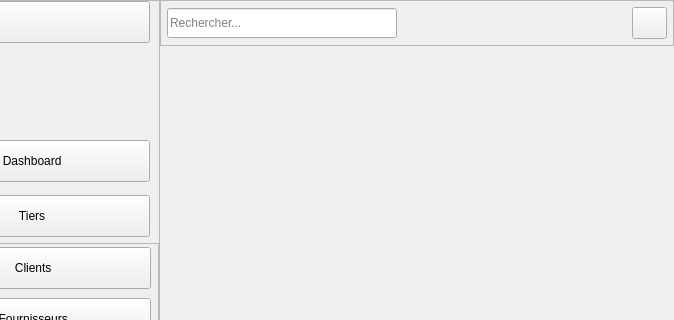
First picture: the form in modules/table_de_bord/menu/dashboard_menu.ui, repository lak-barmajyat/AZENZ-Commercial, before the edit; both pictures show x 90 to 764 and y 0 to 320 of the 764 by 893 pixel window.
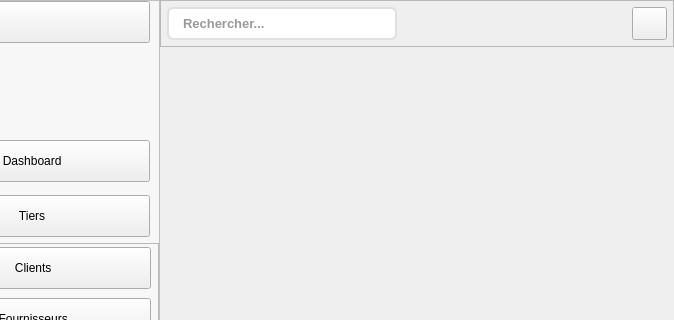
Second picture: the form after the edit. Icons and pictures are not drawn.

Patch:
```diff
--- a/modules/table_de_bord/menu/dashboard_menu.ui
+++ b/modules/table_de_bord/menu/dashboard_menu.ui
@@ -14,7 +14,704 @@
    <string>MainWindow</string>
   </property>
   <property name="styleSheet">
-   <string notr="true"/>
+   <string notr="true">/* ==== AUTO-SYNCED QSS START (managed by theme/sync_qss.py) ==== */
+/* ===================================================================== *
+ * AZENZ - Global base style sheet                                       *
+ * Single source of truth for all windows.                               *
+ * Class-based for QFrame/QLabel; element-level for shared controls.     *
+ * ===================================================================== */
+
+#Background {
+    background-color: #F8F9FB;
+}
+
+/* ===================================================================== *
+ * Labels - class based (no global QLabel rule)                          *
+ * ===================================================================== */
+QLabel[class="label"] {
+    color: #333333;
+    border: none;
+    background-color: transparent;
+    font-family: "Inter", "Tajawal";
+    font-size: 13px;
+    font-weight: 500;
+}
+
+QLabel[class="field-label"] {
+    color: #434655;
+    background: transparent;
+    border: none;
+    font-family: "Inter", "Tajawal";
+    font-size: 11px;
+    font-weight: 600;
+    text-transform: uppercase;
+}
+
+QLabel[class="title"] {
+    color: #191c1e;
+    background: transparent;
+    border: none;
+    font-family: "Inter", "Tajawal";
+    font-size: 28px;
+    font-weight: 700;
+}
+
+QLabel[class="subtitle"] {
+    color: #6b7280;
+    background: transparent;
+    border: none;
+    font-family: "Inter", "Tajawal";
+    font-size: 14px;
+    font-weight: 400;
+}
+
+QLabel[class="label-muted"] {
+    color: rgb(154, 153, 150);
+    background: transparent;
+    border: none;
+    font-family: "Inter", "Tajawal";
+    font-size: 12px;
+    font-weight: 400;
+}
+
+QLabel[class="section-title"] {
+    color: #191c1e;
+    background: transparent;
+    border: none;
+    font-family: "Inter", "Tajawal";
+    font-size: 18px;
+    font-weight: 600;
+}
+
+QLabel[class="separator"] {
+    background-color: rgba(195, 197, 216, 0.5);
+    border: none;
+    height: 1px;
+}
+
+QLabel[class="separator-dashed"] {
+    background-color: transparent;
+    border-top: 1px dashed #d9dde7;
+    min-height: 1px;
+    max-height: 1px;
+}
+
+/* QLineEdit has Icon */
+QLineEdit[class="icon-lineedit"] {
+    background-color: #ffffff;
+    border: 2px solid #e0e0e0;
+    border-radius: 6px;
+    padding: 6px;
+    color: #333333;
+    
+    selection-background-color: #0051df; 
+    selection-color: #ffffff;
+}
+
+QLineEdit[class="icon-lineedit"]:hover {
+    border: 2px solid #b3b3b3;
+}
+
+QLineEdit[class="icon-lineedit"]:focus {
+    border: 2px solid #0051df;
+    background-color: #fbfcff;
+}
+
+QLineEdit[class="icon-lineedit"]:disabled {
+    background-color: #f5f5f5;
+    color: #a0a0a0;
+    border: 2px solid #e8e8e8;
+}
+
+QLineEdit[class="icon-lineedit"][readOnly="true"] {
+    background-color: #fafafa;
+    color: #666666;
+    border: 2px dashed #cccccc;
+}
+
+/* QLineEdit */
+QLineEdit {
+    background-color: #ffffff;
+    border: 2px solid #e0e0e0;
+    border-radius: 6px;
+    padding: 6px 12px;
+    font-size: 13px;
+    font-weight: 500;
+    font-family: "Inter";
+    color: #333333;
+    
+    selection-background-color: #0051df; 
+    selection-color: #ffffff;
+}
+
+QLineEdit:hover {
+    border: 2px solid #b3b3b3;
+}
+
+QLineEdit:focus {
+    border: 2px solid #0051df;
+    background-color: #fbfcff;
+}
+
+QLineEdit:disabled {
+    background-color: #f5f5f5;
+    color: #a0a0a0;
+    border: 2px solid #e8e8e8;
+}
+
+QLineEdit[readOnly="true"] {
+    background-color: #fafafa;
+    color: #666666;
+    border: 2px dashed #cccccc;
+}
+
+
+/* ===================================================================== *
+ * QPushButton (login)                                                   *
+ * ===================================================================== */
+/* Primary QPushButton Style */
+QPushButton[class="primary"] {
+    background-color: #0051df;
+    color: #ffffff;
+    border: none;
+    border-radius: 8px;
+    padding: 10px 16px;
+    font-size: 12px;
+    font-weight: 500;
+    font-family: "Inter", "Tajawal";
+}
+
+QPushButton[class="primary"]:hover {
+    background-color: rgba(0, 81, 223, 230); 
+}
+
+QPushButton[class="primary"]:pressed {
+    background-color: rgba(0, 81, 223, 204);
+}
+
+QPushButton[class="primary"]:focus {
+    border: 2px solid #00174d;
+}
+
+
+/* Outlined QPushButton Style */
+QPushButton[class="outlined"] {
+    background-color: #ffffff;
+    color: #434655;
+    border: 1px solid #c3c5d8;
+    border-radius: 8px;
+    padding: 10px 16px;
+    font-size: 12px;
+    font-weight: 500;
+    font-family: "Inter", "Tajawal";
+}    
+
+QPushButton[class="outlined"]:hover {
+    background-color: #f3f4f6;
+}    
+
+QPushButton[class="outlined"]:pressed {
+    background-color: #edeef0;
+}    
+
+QPushButton[class="outlined"]:focus {
+    border: 2px solid rgba(0, 81, 223, 51);
+}    
+
+
+/* CardToolButton */
+QToolButton[class="card-button"] {
+    color: #000;
+    padding: 15px;
+    padding-top: 20px;
+    background-color: #f8f9fa;
+    border: 1px solid #eaebf0;
+    border-radius: 12px;
+}
+
+QToolButton[class="card-button"]:hover {
+    background-color: #f3f4f6;
+    border: 1px solid hsl(218, 100%, 55%);
+}
+
+QToolButton[class="card-button"]:pressed {
+    background-color: #e5e7eb;
+}
+
+/* SidebarToolButton */
+QToolButton[class="sidebar-button"] {
+    background-color: transparent;
+    color: #4b5563;
+    border: none;
+    border-left: 4px solid transparent; 
+    padding: 12px 16px;
+    spacing: 18px;
+    
+    text-align: left;
+    font-size: 15px;
+    font-weight: 500;
+    font-family: "Inter";
+}    
+
+QToolButton[class="sidebar-button"]:checked {
+    background-color: #d0e1fb;
+    color: #0051df;
+    border-left: 4px solid #0051df; 
+    border-top-right-radius: 8px;
+    border-bottom-right-radius: 8px;
+    border-top-left-radius: 0px;
+    border-bottom-left-radius: 0px;
+}    
+
+QToolButton[class="sidebar-button"]:unchecked:hover {
+    background-color: #f3f4f6;
+    border-top-right-radius: 8px;
+    border-bottom-right-radius: 8px;
+}    
+
+
+QToolButton[class="icon-button"] {
+    background-color: transparent;
+    border: none;
+    border-radius: 21px;
+    padding: 8px;
+}    
+
+QToolButton[class="icon-button"]:hover {
+    background-color: #f3f4f6;
+}    
+
+QToolButton[class="icon-button"]:pressed {
+    background-color: #e5e7eb;
+}    
+
+
+/* LoginErrorLabel */
+QLabel#LoginErrorLabel {
+    background-color: #f8d7da;
+    border: 1px solid #c9302c;
+    border-radius: 10px;
+    padding: 10px;
+    padding-left: 15px;
+	color: #721c24;	
+	image: url(:/icons/icons/warning.svg);
+	image-position: left;
+}    
+
+
+/* ComboBox Box */
+QComboBox {
+    background-color: #ffffff;
+    border: 2px solid #e0e0e0;
+    border-radius: 6px;
+    padding: 6px 12px;
+    font-family: "Inter";
+    font-size: 13px;
+    font-weight: 500;
+    color: #333333;
+    min-width: 60px;
+}
+
+QComboBox:hover {
+    border: 2px solid #b3b3b3;
+}
+
+QComboBox:focus {
+    border: 2px solid #0051df;
+    background-color: #fbfcff;
+}
+
+QComboBox::drop-down {
+    border: 6px;
+}
+
+QComboBox QAbstractItemView {
+    background-color: #ffffff;
+    border: 1px solid #eaebf0;
+    border-radius: 0px;
+    box-shadow: none;
+    padding: 4px;
+    font-family: "Inter";
+    font-size: 13px;
+    font-weight: 500;
+    color: #333333;
+    
+    selection-background-color: #0051df;
+    selection-color: #ffffff;
+}
+
+QComboBox QAbstractItemView::item {
+    padding: 8px 12px;
+    border-radius: 4px;
+    color: #4b5563;
+    min-height: 24px;
+}
+
+QComboBox QAbstractItemView::item:hover {
+    background-color: #f3f4f6;
+    color: #0051df;
+}
+
+/* 4. The Arrow Icon itself */
+QComboBox::down-arrow {
+    image: url(:/icons/icons/down_arrow.svg);
+}
+
+
+/* LoginFrame */
+QFrame#LoginFrame {
+    background-color: #ffffff;
+    border: 1px solid #babcca; 
+    border-radius: 12px; 
+}    
+
+QMainWindow#LoginWindow {
+    background-color: rgb(255, 255, 255);
+    border-image: url(:/images/images/Corporate background.png) 0 0 0 0 stretch stretch;
+    background-repeat: no-repeat;
+}
+
+
+/* ===================================================================== *
+ * Frames - class based (no global QFrame rule)                          *
+ * ===================================================================== */
+QFrame[class="card"] {
+    background-color: #ffffff;
+    border: 2px solid #e2e3e8; /* Soft gray border */
+    border-radius: 12px;
+}
+
+QFrame[class="header"] {
+    background-color: #f8fafc;       /* Very light slate/blue-gray tint */
+    border-top-left-radius: 8px;     /* Round only the top corners */
+    border-top-right-radius: 8px;
+    border-bottom-left-radius: 0px;
+    border-bottom-right-radius: 0px;
+    border-bottom: 1px solid #e2e8f0; /* Subtle bottom separator line */
+}
+
+QFrame[class="gframe"] {
+    background-color: transparent;   /* Blends seamlessly into sidebar background */
+    border: none;
+    
+    padding-left: 0px;              /* Indents child elements like modern web apps */
+    margin-top: 2px;
+    margin-bottom: 4px;
+}
+
+/* Bar Frames */
+QFrame#SidebarFrame, QFrame#FootSidebarFrame {
+	border-right: 1px solid #d0d0d0;
+    background-color: #f7f7f7;
+}
+
+QFrame#FootSidebarFrame {
+    border-top: 1px solid #d0d0d0;
+}
+
+QFrame#TopBarFrame {
+    border-bottom: 1px solid #d0d0d0;
+}
+
+
+/* ===================================================================== *
+ * Summary / stat cards - unified class based set                        *
+ * ===================================================================== */
+QFrame[class="summary-card"] {
+    background-color: #ffffff;
+    border: 1px solid #eaebf0;
+    border-radius: 12px;
+}
+
+QFrame[class="summary-card-inner"] {
+    background-color: #f8fafc;
+    border: 1px solid #e1e4ea;
+    border-radius: 8px;
+}
+
+QLabel[class="summary-title"] {
+    color: #434655;
+    background: transparent;
+    border: none;
+    font-family: "Inter", "Tajawal";
+    font-size: 12px;
+    font-weight: 600;
+}
+
+QLabel[class="summary-value"] {
+    color: #111827;
+    background: transparent;
+    border: none;
+    font-family: "Inter", "Tajawal";
+    font-size: 24px;
+    font-weight: 700;
+}
+
+QLabel[class="summary-value-primary"] {
+    color: #0051df;
+    background: transparent;
+    border: none;
+    font-family: "Inter", "Tajawal";
+    font-size: 24px;
+    font-weight: 700;
+}
+
+QLabel[class="summary-value-danger"] {
+    color: #dc2626;
+    background: transparent;
+    border: none;
+    font-family: "Inter", "Tajawal";
+    font-size: 24px;
+    font-weight: 700;
+}
+
+QLabel[class="summary-label"] {
+    color: #1f2937;
+    background: transparent;
+    border: none;
+    font-family: "Inter", "Tajawal";
+    font-size: 17px;
+    font-weight: 500;
+}
+
+QLabel[class="summary-total"] {
+    color: #020617;
+    background: transparent;
+    border: none;
+    font-family: "Inter", "Tajawal";
+    font-size: 22px;
+    font-weight: 800;
+}
+
+QLabel[class="summary-total-value"] {
+    color: #0051df;
+    background: transparent;
+    border: none;
+    font-family: "Inter", "Tajawal";
+    font-size: 28px;
+    font-weight: 800;
+}
+
+
+/* ===================================================================== *
+ * Data tables                                                           *
+ * ===================================================================== */
+QTableWidget {
+    background-color: #ffffff;
+    border: 1px solid #eaebf0;
+    border-radius: 8px;
+    color: #333333;
+    font-size: 13px;
+    gridline-color: transparent; /* We will use item borders instead of harsh gridlines */
+    outline: none;               /* Removes the dotted focus ring around selected cells */
+}
+
+QHeaderView::section:horizontal {
+    background-color: #f8f9fa;   /* Light gray header background */
+    color: #4b5563;              /* Muted text color */
+    font-weight: 600;
+    border: none;
+    border-bottom: 1px solid #eaebf0; /* Separates header from data */
+    padding: 8px 12px;
+    alignment: left;
+}
+
+QHeaderView::section:vertical {
+    background-color: #f8f9fa;
+    color: #4b5563;
+    border: none;
+    border-right: 1px solid #eaebf0;
+    padding: 4px;
+}
+
+QTableWidget::item {
+    padding: 4px 12px;
+    border-bottom: 1px solid #f3f4f6; /* Creates soft, horizontal row dividers */
+}
+
+QTableWidget::item:hover {
+    background-color: #f8f9fa;
+}
+
+QTableWidget::item:selected {
+    background-color: #eff4ff;   /* Very pale blue background */
+    color: #0051df;              /* Your primary blue for text */
+}
+
+QTableCornerButton::section {
+    background-color: #f8f9fa;
+    border: none;
+    border-bottom: 1px solid #eaebf0;
+    border-right: 1px solid #eaebf0;
+}
+
+
+/* ===================================================================== *
+ * Tool buttons                                                          *
+ * ===================================================================== */
+QToolButton[class="primary"] {
+    background-color: #2563eb; /* Vibrant primary blue */
+    color: #ffffff;            /* Pure white text */
+    border: none;
+    border-radius: 6px;
+    padding: 8px 16px;
+    font-size: 13px;
+    font-weight: 600;          /* Slightly bolder font to stand out */
+}
+
+QToolButton[class="primary"]:hover {
+    background-color: #1d4ed8; /* Slightly darker blue on hover for feedback */
+}
+
+QToolButton[class="primary"]:pressed {
+    background-color: #1e40af; /* Deep blue when actively clicked */
+}
+
+QToolButton[class="primary"]:disabled {
+    background-color: #93c5fd; /* Faded, washed-out blue */
+    color: #f8fafc;            /* Slightly dimmed white text */
+}
+
+QToolButton[class="secondary"] {
+    background-color: transparent; /* Soft gray background */
+    color: #374151;            /* Dark slate gray text */
+    border: none;
+    border-radius: 6px;
+    padding: 6px 14px;
+    font-size: 13px;
+    font-weight: 500;
+}
+
+QToolButton[class="secondary"]:hover {
+    background-color: #e5e7eb; /* Slightly darker gray on hover */
+    color: #111827;            /* Almost black text on hover */
+}
+
+QToolButton[class="secondary"]:pressed {
+    background-color: #d1d5db; /* Noticeable press state */
+}
+
+QToolButton[class="secondary-danger"] {
+    background-color: transparent; /* Ghost button by default */
+    color: #4b5563;                /* Muted gray text */
+    border: none;
+    border-radius: 6px;
+    padding: 6px 14px;
+    font-size: 13px;
+    font-weight: 500;
+}
+
+QToolButton[class="secondary-danger"]:hover {
+    background-color: #fef2f2;     /* Faint warning red background */
+    color: #dc2626;                /* Strong red text */
+}
+
+QToolButton[class="secondary-danger"]:pressed {
+    background-color: #fee2e2;     /* Slightly deeper red background */
+    color: #b91c1c;                /* Darker red text */
+}
+
+
+/* ===================================================================== *
+ * Date / time edits                                                     *
+ * ===================================================================== */
+QDateEdit {
+    background-color: #ffffff;
+    border: 2px solid #e0e0e0;       /* Matches your QComboBox */
+    border-radius: 6px;
+    padding: 6px 12px;
+    font-size: 14px;
+    color: #333333;
+    min-width: 110px;
+}
+
+QDateEdit:hover {
+    border: 2px solid #b3b3b3;       /* Slightly darker on hover */
+}
+
+QDateEdit:focus {
+    border: 2px solid #2563eb;       /* Primary blue border when typing */
+    background-color: #fbfcff;       /* Very faint blue tint */
+}
+
+QDateEdit::drop-down {
+    subcontrol-origin: padding;
+    subcontrol-position: top right;
+    width: 32px;
+    border-left: none;               /* Seamless look */
+    border-top-right-radius: 6px;
+    border-bottom-right-radius: 6px;
+}
+
+QDateEdit::down-arrow {
+    image: url(":/icons/icons/Gcalendar.svg"); /* Pro-tip: Use a calendar icon instead of an arrow */
+    width: 16px;
+    height: 16px;
+}
+
+
+/* ===================================================================== *
+ * Sidebar group toggles + tabs                                          *
+ * ===================================================================== */
+QToolButton[class="sidebar-gbutton"] {
+    background-color: #f3f4f6;       /* Soft light-gray background */
+    color: #4b5563;                  /* Muted slate text color */
+    border: none;
+    border-radius: 6px;
+    font-size: 13px;
+    font-weight: 600;                /* Semi-bold for category titles */
+    padding: 8px 14px;
+    text-align: left;                /* Keeps icon and text left-aligned */
+}
+
+QToolButton[class="sidebar-gbutton"]:hover {
+    background-color: #e5e7eb;       /* Darker gray feedback on hover */
+    color: #111827;                  /* High contrast text on hover */
+}
+
+QToolButton[class="sidebar-gbutton"][expanded="true"] {
+    background-color: #eff4ff;       /* Soft tint of your primary blue */
+    color: #0051df;                  /* Text turns primary blue when open */
+}
+
+QTabWidget::pane {
+    border: none;                     /* Removes the harsh default box */
+    border-top: 1px solid #e2e8f0;    /* Creates the continuous horizontal line under the tabs */
+    background: transparent;          /* Lets your main background color show through */
+}
+
+QTabBar::tab {
+    background: transparent;
+    color: #64748b;                   /* Muted slate-gray text */
+    font-size: 13px;
+    font-weight: 500;
+    padding: 10px 25px;               /* Breathing room around the text */
+    border-bottom: 2px solid transparent; /* Invisible border to reserve space */
+    
+    /* CRUCIAL TRICK: Pulls the tab down 1px so its bottom border 
+       perfectly overlaps the pane's top border line */
+    margin-bottom: -1px;              
+}
+
+QTabBar::tab:hover:!selected {
+    color: #1e293b;                   /* Darkens the text */
+    border-bottom: 2px solid #cbd5e1; /* Shows a subtle gray underline preview */
+}
+
+QTabBar::tab:selected {
+    color: #2563eb;                   /* Your vibrant primary blue */
+    border-bottom: 2px solid #2563eb; /* The thick blue active underline */
+}
+
+QTabBar:focus {
+    outline: none;
+}
+
+Line {
+	color: #e3e3e3;
+}
+/* ==== AUTO-SYNCED QSS END ==== */
+</string>
   </property>
   <property name="class" stdset="0">
    <string>sidebar-button</string>
```
